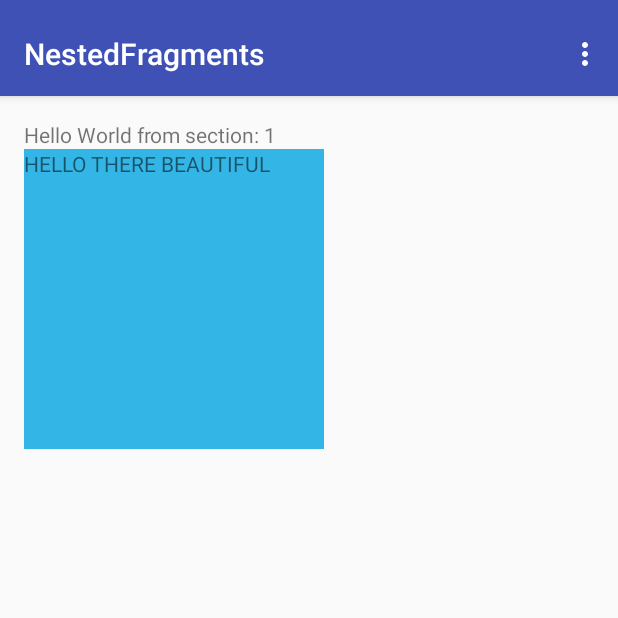
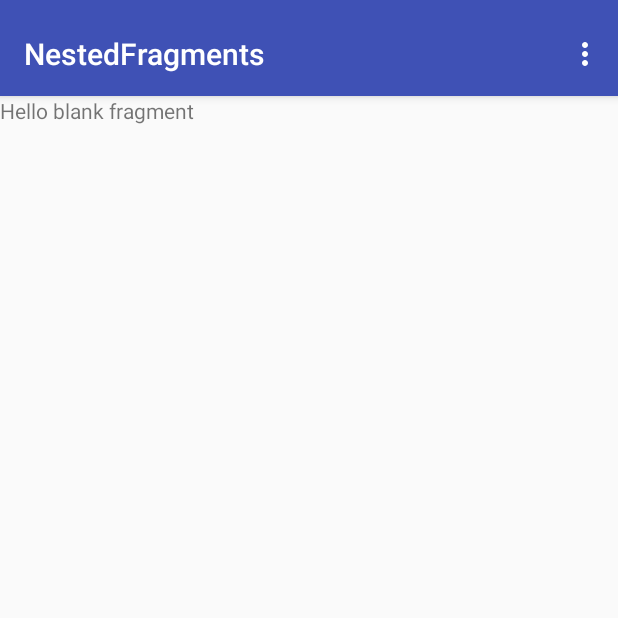
Before and after one commit to aychan/NestedFragments, an Android app: the screen it shows after launch (MainActivity), on a phone screen of 412 x 824 dp, the top half of it. Run offline under Robolectric (Android 15) with nearby library versions, the phone set to English and light mode, and no system bars.

Commit message:
modulize fragments out of mainActivity, remove some premade code chunks

```diff
--- a/app/build.gradle
+++ b/app/build.gradle
@@ -6,7 +6,7 @@ android {
 
     defaultConfig {
         applicationId "com.se.aychan.nestedfragments"
-        minSdkVersion 15
+        minSdkVersion 17
         targetSdkVersion 23
         versionCode 1
         versionName "1.0"
@@ -24,4 +24,5 @@ dependencies {
     testCompile 'junit:junit:4.12'
     compile 'com.android.support:appcompat-v7:23.3.0'
     compile 'com.android.support:design:23.3.0'
+    compile 'com.android.support:support-v4:23.3.0'
 }
--- a/app/src/main/java/com/se/aychan/nestedfragments/MainActivity.java
+++ b/app/src/main/java/com/se/aychan/nestedfragments/MainActivity.java
@@ -4,18 +4,12 @@ import android.os.Bundle;
 import android.support.v4.app.Fragment;
 import android.support.v4.app.FragmentManager;
 import android.support.v4.app.FragmentPagerAdapter;
-import android.support.v4.app.FragmentTransaction;
 import android.support.v4.view.ViewPager;
 import android.support.v7.app.AppCompatActivity;
 import android.support.v7.widget.Toolbar;
-import android.view.LayoutInflater;
+import android.util.Log;
 import android.view.Menu;
 import android.view.MenuItem;
-import android.view.View;
-import android.view.ViewGroup;
-import android.widget.FrameLayout;
-import android.widget.TextView;
-import android.widget.Toast;
 
 public class MainActivity extends AppCompatActivity {
 //new email should be linked to this commit, for aychan user
@@ -50,15 +44,6 @@ public class MainActivity extends AppCompatActivity {
         mViewPager.setAdapter(mSectionsPagerAdapter);
 
 
-//        FloatingActionButton fab = (FloatingActionButton) findViewById(R.id.fab);
-//        fab.setOnClickListener(new View.OnClickListener() {
-//            @Override
-//            public void onClick(View view) {
-//                Snackbar.make(view, "Replace with your own action", Snackbar.LENGTH_LONG)
-//                        .setAction("Action", null).show();
-//            }
-//        });
-
     }
 
 
@@ -85,84 +70,6 @@ public class MainActivity extends AppCompatActivity {
     }
 
     /**
-     * A placeholder fragment containing a simple view.
-     */
-    public static class PlaceholderFragment extends Fragment {
-        /**
-         * The fragment argument representing the section number for this
-         * fragment.
-         */
-        private static final String ARG_SECTION_NUMBER = "section_number";
-
-        public PlaceholderFragment() {
-        }
-
-        /**
-         * Returns a new instance of this fragment for the given section
-         * number.
-         */
-        public static PlaceholderFragment newInstance(int sectionNumber) {
-            PlaceholderFragment fragment = new PlaceholderFragment();
-            Bundle args = new Bundle();
-            args.putInt(ARG_SECTION_NUMBER, sectionNumber);
-            fragment.setArguments(args);
-            return fragment;
-        }
-
-        @Override
-        public View onCreateView(LayoutInflater inflater, ViewGroup container,
-                                 Bundle savedInstanceState) {
-            View rootView = inflater.inflate(R.layout.fragment_main, container, false);
-            TextView textView = (TextView) rootView.findViewById(R.id.section_label);
-            textView.setText(getString(R.string.section_format, getArguments().getInt(ARG_SECTION_NUMBER)));
-
-            Fragment NestedFragment = new NestedFragment();
-            FragmentTransaction transaction = getChildFragmentManager().beginTransaction();
-            transaction.add(R.id.section_nestedFragment, NestedFragment).commit();
-
-            FrameLayout frameLayout = (FrameLayout) rootView.findViewById(R.id.section_nestedFragment);
-            frameLayout.setOnClickListener(new View.OnClickListener() {
-                @Override
-                public void onClick(View v) {
-                    Toast.makeText(getContext(),"hello",Toast.LENGTH_SHORT).show();
-                }
-            });
-            return rootView;
-        }
-    }
-
-    public static class NestedFragment extends Fragment{
-        /**
-         * The fragment argument representing the section number for this
-         * fragment.
-         */
-        private static final String ARG_SECTION_NUMBER = "section_number";
-
-        public NestedFragment() {
-        }
-
-        /**
-         * Returns a new instance of this fragment for the given section
-         * number.
-         */
-        public static NestedFragment newInstance(int sectionNumber) {
-            NestedFragment fragment = new NestedFragment();
-            Bundle args = new Bundle();
-            args.putInt(ARG_SECTION_NUMBER, sectionNumber);
-            fragment.setArguments(args);
-            return fragment;
-        }
-
-        @Override
-        public View onCreateView(LayoutInflater inflater, ViewGroup container,
-                                 Bundle savedInstanceState) {
-            View rootView = inflater.inflate(R.layout.fragment_nested, container, false);
-
-            return rootView;
-        }
-    }
-
-    /**
      * A {@link FragmentPagerAdapter} that returns a fragment corresponding to
      * one of the sections/tabs/pages.
      */
@@ -176,13 +83,14 @@ public class MainActivity extends AppCompatActivity {
         public Fragment getItem(int position) {
             // getItem is called to instantiate the fragment for the given page.
             // Return a PlaceholderFragment (defined as a static inner class below).
-            return PlaceholderFragment.newInstance(position + 1);
+            Log.d("MAIN ACTIVITY", position + " ");
+            return baseFragment.newInstance(position + 1);
         }
 
         @Override
         public int getCount() {
-            // Show 3 total pages.
-            return 3;
+            // Show 2 total pages.
+            return 2;
         }
 
         @Override
@@ -192,8 +100,6 @@ public class MainActivity extends AppCompatActivity {
                     return "SECTION 1";
                 case 1:
                     return "SECTION 2";
-                case 2:
-                    return "SECTION 3";
             }
             return null;
         }
--- /dev/null
+++ b/app/src/main/java/com/se/aychan/nestedfragments/baseFragment.java
@@ -0,0 +1,115 @@
+package com.se.aychan.nestedfragments;
+
+import android.content.Context;
+import android.net.Uri;
+import android.os.Bundle;
+import android.support.v4.app.Fragment;
+import android.view.LayoutInflater;
+import android.view.View;
+import android.view.ViewGroup;
+
+
+/**
+ * A simple {@link Fragment} subclass.
+ * Activities that contain this fragment must implement the
+ * {@link baseFragment.OnFragmentInteractionListener} interface
+ * to handle interaction events.
+ * Use the {@link baseFragment#newInstance} factory method to
+ * create an instance of this fragment.
+ */
+public class baseFragment extends Fragment {
+    // TODO: Rename parameter arguments, choose names that match
+    // the fragment initialization parameters, e.g. ARG_ITEM_NUMBER
+    private static final String ARG_PARAM1 = "Section Number";
+
+    // TODO: Rename and change types of parameters
+    private int mParam1;
+
+    private OnFragmentInteractionListener mListener;
+
+    public baseFragment() {
+        // Required empty public constructor
+    }
+
+    /**
+     * Use this factory method to create a new instance of
+     * this fragment using the provided parameters.
+     *
+     * @param sectionNumber fragment numberic ID
+     * @return A new instance of fragment baseFragment.
+     */
+    // TODO: Rename and change types and number of parameters
+    public static baseFragment newInstance(int sectionNumber) {
+        baseFragment fragment = new baseFragment();
+        Bundle args = new Bundle();
+        args.putInt(ARG_PARAM1, sectionNumber);
+        fragment.setArguments(args);
+        return fragment;
+    }
+
+    @Override
+    public void onCreate(Bundle savedInstanceState) {
+        super.onCreate(savedInstanceState);
+        if (getArguments() != null) {
+            mParam1 = getArguments().getInt(ARG_PARAM1);
+        }
+    }
+
+    @Override
+    public View onCreateView(LayoutInflater inflater, ViewGroup container,
+                             Bundle savedInstanceState) {
+        // Inflate the layout for this fragment
+        View view = inflater.inflate(R.layout.fragment_base, container, false);
+//        Fragment NestedFragment = new NestedFragment();
+//        FragmentTransaction transaction = getChildFragmentManager().beginTransaction();
+//        transaction.add(R.id.section_nestedFragment, NestedFragment).commit();
+//
+//        FrameLayout frameLayout = (FrameLayout) rootView.findViewById(R.id.section_nestedFragment);
+//        frameLayout.setOnClickListener(new View.OnClickListener() {
+//            @Override
+//            public void onClick(View v) {
+//                Toast.makeText(getContext(),"hello",Toast.LENGTH_SHORT).show();
+//            }
+//        });
+        return view;
+    }
+
+    // TODO: Rename method, update argument and hook method into UI event
+    public void onButtonPressed(Uri uri) {
+        if (mListener != null) {
+            mListener.onFragmentInteraction(uri);
+        }
+    }
+
+    @Override
+    public void onAttach(Context context) {
+        super.onAttach(context);
+//        if (context instanceof OnFragmentInteractionListener) {
+//            mListener = (OnFragmentInteractionListener) context;
+//        } else {
+//            throw new RuntimeException(context.toString()
+//                    + " must implement OnFragmentInteractionListener");
+//        }
+    }
+
+    @Override
+    public void onDetach() {
+        super.onDetach();
+        mListener = null;
+    }
+
+    /**
+     * This interface must be implemented by activities that contain this
+     * fragment to allow an interaction in this fragment to be communicated
+     * to the activity and potentially other fragments contained in that
+     * activity.
+     * <p/>
+     * See the Android Training lesson <a href=
+     * "http://developer.android.com/training/basics/fragments/communicating.html"
+     * >Communicating with Other Fragments</a> for more information.
+     */
+    public interface OnFragmentInteractionListener {
+        // TODO: Update argument type and name
+        void onFragmentInteraction(Uri uri);
+    }
+}
--- /dev/null
+++ b/app/src/main/res/layout/fragment_base.xml
@@ -0,0 +1,13 @@
+<FrameLayout xmlns:android="http://schemas.android.com/apk/res/android"
+    xmlns:tools="http://schemas.android.com/tools"
+    android:layout_width="match_parent"
+    android:layout_height="match_parent"
+    tools:context="com.se.aychan.nestedfragments.baseFragment">
+
+    <!-- TODO: Update blank fragment layout -->
+    <TextView
+        android:layout_width="match_parent"
+        android:layout_height="match_parent"
+        android:text="@string/hello_blank_fragment" />
+
+</FrameLayout>
--- a/app/src/main/res/layout/fragment_nested.xml
+++ /dev/null
@@ -1,11 +0,0 @@
-<?xml version="1.0" encoding="utf-8"?>
-<LinearLayout xmlns:android="http://schemas.android.com/apk/res/android"
-    android:orientation="vertical" android:layout_width="match_parent"
-    android:layout_height="match_parent"
-    android:background="@android:color/holo_blue_light">
-    <TextView
-        android:layout_width="wrap_content"
-        android:layout_height="wrap_content"
-        android:text="HELLO THERE BEAUTIFUL"/>
-
-</LinearLayout>
--- a/app/src/main/res/values/strings.xml
+++ b/app/src/main/res/values/strings.xml
@@ -2,4 +2,11 @@
     <string name="app_name">NestedFragments</string>
     <string name="action_settings">Settings</string>
     <string name="section_format">Hello World from section: %1$d</string>
+
+
+    <!--PlaceHolder Texts-->
+    <string name="placeholder_time">00:00:00</string>
+
+    <!-- TODO: Remove or change this placeholder text -->
+    <string name="hello_blank_fragment">Hello blank fragment</string>
 </resources>
```
Also changed, not shown: app/src/main/java/com/se/aychan/nestedfragments/timeFragment.java (added, +108 -0 lines), app/src/main/res/layout/activity_main.xml (+0 -7 lines), app/src/main/res/layout/fragment_time.xml (added, +17 -0 lines), 1 other file.
